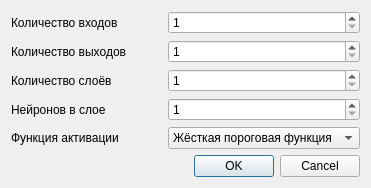
Qt form NeuronNetwork/src/neuronnetworksettingsdialog.ui (dimV36/dataclassificator) before a commit.
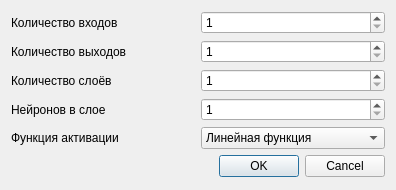
The same form after that commit.

```diff
--- a/NeuronNetwork/src/neuronnetworksettingsdialog.ui
+++ b/NeuronNetwork/src/neuronnetworksettingsdialog.ui
@@ -6,8 +6,8 @@
    <rect>
     <x>0</x>
     <y>0</y>
-    <width>371</width>
-    <height>161</height>
+    <width>396</width>
+    <height>190</height>
    </rect>
   </property>
   <property name="windowTitle">
@@ -91,7 +91,7 @@
     <widget class="QComboBox" name="_box_activation_function">
      <item>
       <property name="text">
-       <string>Жёсткая пороговая функция</string>
+       <string>Линейная функция</string>
       </property>
      </item>
      <item>
```
Left out of the diff: 4 changed lines with no effect on the pictures.
